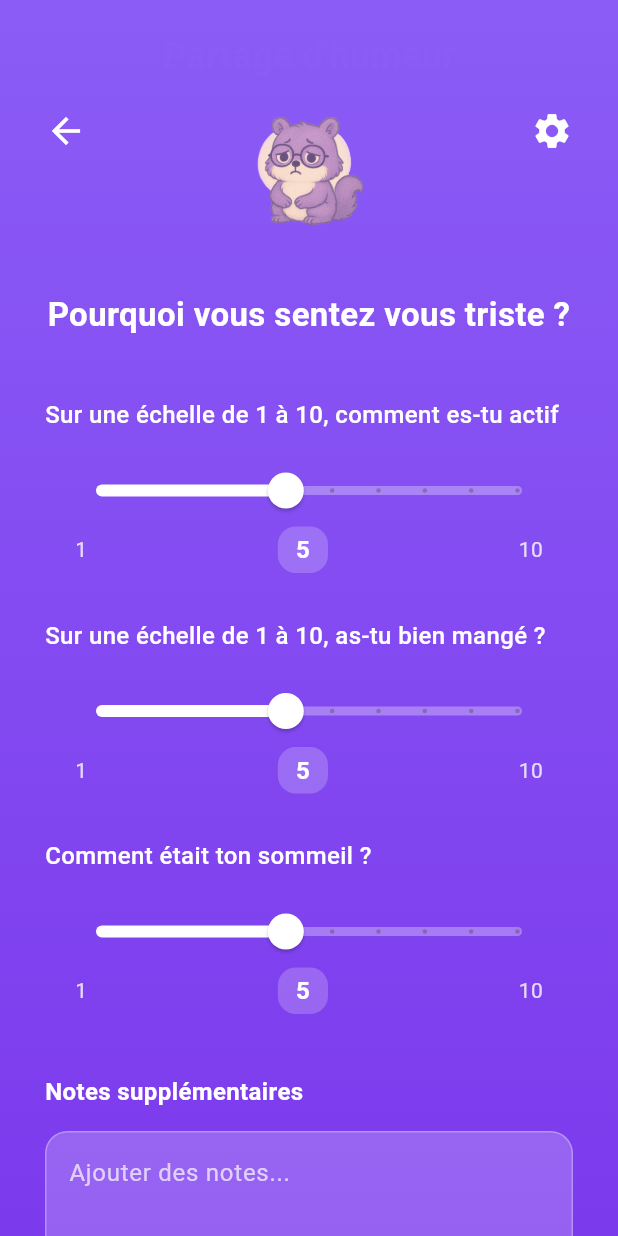
After one commit to noeplantier/FEELOMI, a Flutter app: the WhySoSadPage screen opened directly, on a phone screen of 412 x 824 dp. The commit adds this screen. Run offline on Flutter 3.47's test engine with Material 3 defaults, Android fonts, the phone set to English and light mode, and no system bars; our stand-ins replace fl_chart, font_awesome_flutter, image_picker, lottie, shared_preferences, speech_to_text and 2 more; missing offline and left inert: circle_list; accounts and stored records are empty; Roboto replaces fonts that are missing (Poppins).

Commit message:
Intégration des pages howifeel x whysosad

```diff
--- a/feelomi/lib/howifeel_page.dart
+++ b/feelomi/lib/howifeel_page.dart
@@ -1,3 +1,4 @@
+import 'package:feelomi/whysosad_page.dart';
 import 'package:flutter/material.dart';
 import 'dart:math' as math;
 
@@ -139,7 +140,12 @@ class _HowIFeelPageState extends State<HowIFeelPage> {
                             print(
                               "Humeur sélectionnée: ${moodLabels[selectedMoodIndex]}",
                             );
-                            // Navigator.push(context, MaterialPageRoute(builder: (context) => NextPage()));
+                            Navigator.push(
+                              context,
+                              MaterialPageRoute(
+                                builder: (context) => WhySoSadPage(),
+                              ),
+                            );
                           },
                           style: ElevatedButton.styleFrom(
                             backgroundColor: Colors.white,
--- /dev/null
+++ b/feelomi/lib/whysosad_page.dart
@@ -0,0 +1,342 @@
+import 'package:flutter/material.dart';
+
+class WhySoSadPage extends StatefulWidget {
+  @override
+  _WhySoSadPageState createState() => _WhySoSadPageState();
+}
+
+class _WhySoSadPageState extends State<WhySoSadPage> {
+  double activityLevel = 5.0;
+  double eatingLevel = 5.0;
+  double sleepLevel = 5.0;
+  TextEditingController notesController = TextEditingController();
+
+  @override
+  Widget build(BuildContext context) {
+    return Scaffold(
+      body: Container(
+        height: MediaQuery.of(context).size.height,
+        decoration: BoxDecoration(
+          gradient: LinearGradient(
+            begin: Alignment.topCenter,
+            end: Alignment.bottomCenter,
+            colors: [Color(0xFF8B5CF6), Color(0xFF7C3AED)],
+          ),
+        ),
+        child: SafeArea(
+          child: SingleChildScrollView(
+            child: ConstrainedBox(
+              constraints: BoxConstraints(
+                minHeight:
+                    MediaQuery.of(context).size.height -
+                    MediaQuery.of(context).padding.top -
+                    MediaQuery.of(context).padding.bottom,
+              ),
+              child: Column(
+                children: [
+                  // Header avec titre et settings
+                  Padding(
+                    padding: EdgeInsets.all(20),
+                    child: Row(
+                      children: [
+                        // Bouton retour
+                        IconButton(
+                          onPressed: () {
+                            Navigator.pop(context);
+                          },
+                          icon: Icon(
+                            Icons.arrow_back,
+                            color: Colors.white,
+                            size: 28,
+                          ),
+                        ),
+                        Expanded(
+                          child: Column(
+                            children: [
+                              // Titre violet
+                              Text(
+                                "Partage d'humeur",
+                                style: TextStyle(
+                                  color: Color(0xFF8B5CF6),
+                                  fontSize: 24,
+                                  fontWeight: FontWeight.bold,
+                                ),
+                              ),
+                              SizedBox(height: 20),
+                              // Image sad.png
+                              Image.asset(
+                                'assets/images/sad.png',
+                                width: 80,
+                                height: 80,
+                                errorBuilder: (context, error, stackTrace) {
+                                  return Container(
+                                    width: 80,
+                                    height: 80,
+                                    decoration: BoxDecoration(
+                                      color: Colors.white.withOpacity(0.2),
+                                      borderRadius: BorderRadius.circular(40),
+                                    ),
+                                    child: Icon(
+                                      Icons.sentiment_very_dissatisfied,
+                                      color: Colors.white,
+                                      size: 40,
+                                    ),
+                                  );
+                                },
+                              ),
+                            ],
+                          ),
+                        ),
+                        // Icône Settings
+                        IconButton(
+                          onPressed: () {
+                            // Navigation vers page settings (à créer)
+                            print("Naviguer vers settings");
+                          },
+                          icon: Icon(
+                            Icons.settings,
+                            color: Colors.white,
+                            size: 28,
+                          ),
+                        ),
+                      ],
+                    ),
+                  ),
+
+                  // Contenu principal
+                  Padding(
+                    padding: EdgeInsets.symmetric(horizontal: 30),
+                    child: Column(
+                      crossAxisAlignment: CrossAxisAlignment.start,
+                      children: [
+                        SizedBox(height: 20),
+
+                        // Titre question
+                        Center(
+                          child: Text(
+                            "Pourquoi vous sentez vous triste ?",
+                            style: TextStyle(
+                              color: Colors.white,
+                              fontSize: 22,
+                              fontWeight: FontWeight.bold,
+                            ),
+                            textAlign: TextAlign.center,
+                          ),
+                        ),
+
+                        SizedBox(height: 40),
+
+                        // Premier curseur - Activité
+                        _buildSliderSection(
+                          "Sur une échelle de 1 à 10, comment es-tu actif",
+                          activityLevel,
+                          (value) {
+                            setState(() {
+                              activityLevel = value;
+                            });
+                          },
+                        ),
+
+                        SizedBox(height: 30),
+
+                        // Deuxième curseur - Alimentation
+                        _buildSliderSection(
+                          "Sur une échelle de 1 à 10, as-tu bien mangé ?",
+                          eatingLevel,
+                          (value) {
+                            setState(() {
+                              eatingLevel = value;
+                            });
+                          },
+                        ),
+
+                        SizedBox(height: 30),
+
+                        // Troisième curseur - Sommeil
+                        _buildSliderSection(
+                          "Comment était ton sommeil ?",
+                          sleepLevel,
+                          (value) {
+                            setState(() {
+                              sleepLevel = value;
+                            });
+                          },
+                        ),
+
+                        SizedBox(height: 40),
+
+                        // Zone de texte Notes
+                        Text(
+                          "Notes supplémentaires",
+                          style: TextStyle(
+                            color: Colors.white,
+                            fontSize: 16,
+                            fontWeight: FontWeight.w600,
+                          ),
+                        ),
+
+                        SizedBox(height: 15),
+
+                        Container(
+                          decoration: BoxDecoration(
+                            color: Colors.white.withOpacity(0.2),
+                            borderRadius: BorderRadius.circular(15),
+                            border: Border.all(
+                              color: Colors.white.withOpacity(0.3),
+                              width: 1,
+                            ),
+                          ),
+                          child: TextField(
+                            controller: notesController,
+                            maxLines: 4,
+                            style: TextStyle(color: Colors.white, fontSize: 16),
+                            decoration: InputDecoration(
+                              hintText: "Ajouter des notes...",
+                              hintStyle: TextStyle(
+                                color: Colors.white.withOpacity(0.7),
+                              ),
+                              border: InputBorder.none,
+                              contentPadding: EdgeInsets.all(15),
+                            ),
+                          ),
+                        ),
+
+                        SizedBox(height: 50),
+
+                        // Bouton Continuer
+                        Center(
+                          child: ElevatedButton(
+                            onPressed: () {
+                              // Navigation vers la page suivante
+                              print("Activité: ${activityLevel.round()}");
+                              print("Alimentation: ${eatingLevel.round()}");
+                              print("Sommeil: ${sleepLevel.round()}");
+                              print("Notes: ${notesController.text}");
+                              // Navigator.push(context, MaterialPageRoute(builder: (context) => NextPage()));
+                            },
+                            style: ElevatedButton.styleFrom(
+                              backgroundColor: Color(0xFF8B5CF6),
+                              foregroundColor: Colors.white,
+                              padding: EdgeInsets.symmetric(
+                                horizontal: 60,
+                                vertical: 18,
+                              ),
+                              shape: RoundedRectangleBorder(
+                                borderRadius: BorderRadius.circular(25),
+                              ),
+                              elevation: 6,
+                            ),
+                            child: Text(
+                              "Continuer",
+                              style: TextStyle(
+                                fontSize: 18,
+                                fontWeight: FontWeight.bold,
+                              ),
+                            ),
+                          ),
+                        ),
+
+                        SizedBox(height: 40),
+                      ],
+                    ),
+                  ),
+                ],
+              ),
+            ),
+          ),
+        ),
+      ),
+    );
+  }
+
+  Widget _buildSliderSection(
+    String question,
+    double value,
+    Function(double) onChanged,
+  ) {
+    return Column(
+      crossAxisAlignment: CrossAxisAlignment.start,
+      children: [
+        Text(
+          question,
+          style: TextStyle(
+            color: Colors.white,
+            fontSize: 16,
+            fontWeight: FontWeight.w500,
+          ),
+        ),
+        SizedBox(height: 15),
+        Container(
+          padding: EdgeInsets.symmetric(horizontal: 10),
+          child: Column(
+            children: [
+              SliderTheme(
+                data: SliderTheme.of(context).copyWith(
+                  activeTrackColor: Colors.white,
+                  inactiveTrackColor: Colors.white.withOpacity(0.3),
+                  thumbColor: Colors.white,
+                  overlayColor: Colors.white.withOpacity(0.2),
+                  thumbShape: RoundSliderThumbShape(enabledThumbRadius: 12),
+                  trackHeight: 6,
+                ),
+                child: Slider(
+                  value: value,
+                  min: 1,
+                  max: 10,
+                  divisions: 9,
+                  onChanged: onChanged,
+                ),
+              ),
+              Padding(
+                padding: EdgeInsets.symmetric(horizontal: 10),
+                child: Row(
+                  mainAxisAlignment: MainAxisAlignment.spaceBetween,
+                  children: [
+                    Text(
+                      "1",
+                      style: TextStyle(
+                        color: Colors.white.withOpacity(0.8),
+                        fontSize: 14,
+                      ),
+                    ),
+                    Container(
+                      padding: EdgeInsets.symmetric(
+                        horizontal: 12,
+                        vertical: 4,
+                      ),
+                      decoration: BoxDecoration(
+                        color: Colors.white.withOpacity(0.2),
+                        borderRadius: BorderRadius.circular(12),
+                      ),
+                      child: Text(
+                        "${value.round()}",
+                        style: TextStyle(
+                          color: Colors.white,
+                          fontSize: 16,
+                          fontWeight: FontWeight.bold,
+                        ),
+                      ),
+                    ),
+                    Text(
+                      "10",
+                      style: TextStyle(
+                        color: Colors.white.withOpacity(0.8),
+                        fontSize: 14,
+                      ),
+                    ),
+                  ],
+                ),
+              ),
+            ],
+          ),
+        ),
+      ],
+    );
+  }
+
+  @override
+  void dispose() {
+    notesController.dispose();
+    super.dispose();
+  }
+}
```
